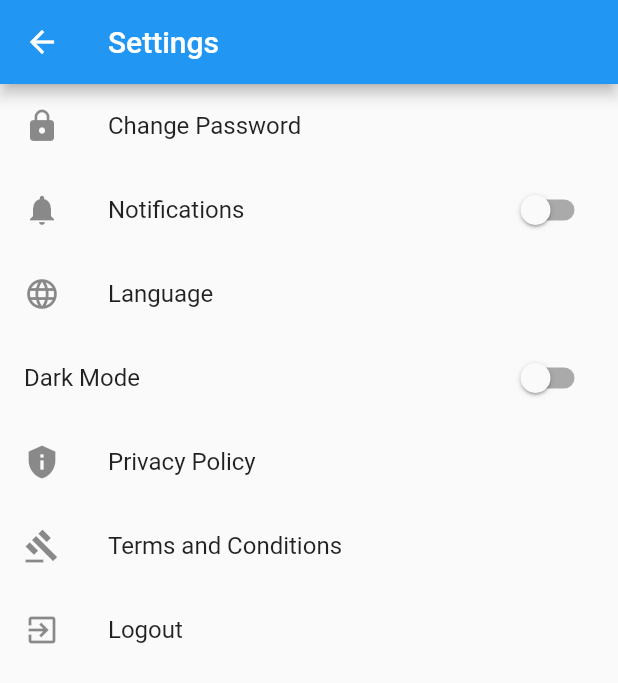
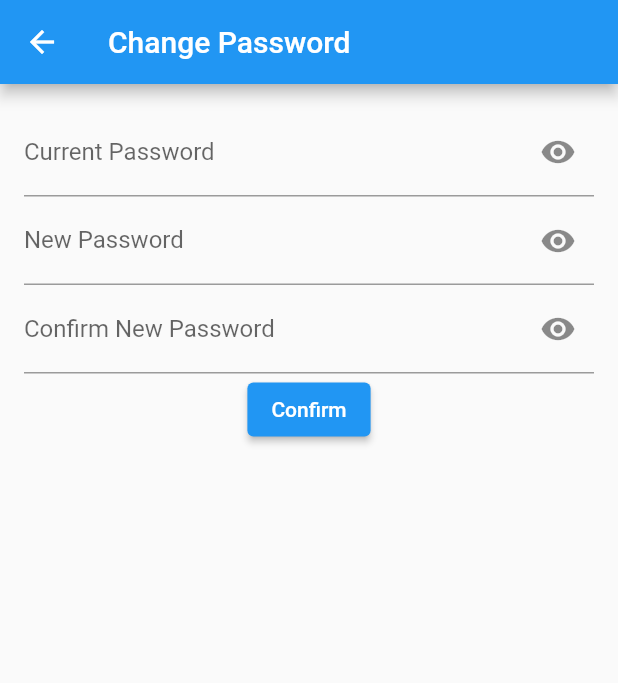
Before and after one commit to raees-wits/Praktyk, a Flutter app: the SettingsScreen screen opened directly, after a tap on "Change Password", on a phone screen of 412 x 824 dp. Shown: the top 683 px of the screen. Run offline on Flutter 3.47's test engine with Material 2 defaults, Android fonts, the phone set to English and light mode, and no system bars; our stand-ins replace bottom_navy_bar.

Commit message:
Change Password Settings Implemented

```diff
--- /dev/null
+++ b/lib/screens/profile_change_password_screen.dart
@@ -0,0 +1,108 @@
+import 'package:flutter/material.dart';
+
+class ChangePasswordScreen extends StatefulWidget {
+  final String currentPassword;
+
+  ChangePasswordScreen({required this.currentPassword});
+
+  @override
+  _ChangePasswordScreenState createState() => _ChangePasswordScreenState();
+}
+
+class _ChangePasswordScreenState extends State<ChangePasswordScreen> {
+  TextEditingController currentPasswordController = TextEditingController();
+  TextEditingController newPasswordController = TextEditingController();
+  TextEditingController confirmNewPasswordController = TextEditingController();
+
+  String accountCenterPassword = "password123"; // This should be fetched from AccountCenterScreen
+
+  bool obscureTextCurrent = true;
+  bool obscureTextNew = true;
+  bool obscureTextConfirm = true;
+
+  @override
+  Widget build(BuildContext context) {
+    return Scaffold(
+      appBar: AppBar(
+        title: Text('Change Password'),
+      ),
+      body: Padding(
+        padding: const EdgeInsets.all(16.0),
+        child: Form(
+          child: Column(
+            children: [
+              TextFormField(
+                controller: currentPasswordController,
+                decoration: InputDecoration(
+                  labelText: 'Current Password',
+                  suffixIcon: IconButton(
+                    icon: Icon(obscureTextCurrent ? Icons.visibility : Icons.visibility_off),
+                    onPressed: () {
+                      setState(() {
+                        obscureTextCurrent = !obscureTextCurrent;
+                      });
+                    },
+                  ),
+                ),
+                obscureText: obscureTextCurrent,
+              ),
+              TextFormField(
+                controller: newPasswordController,
+                decoration: InputDecoration(
+                  labelText: 'New Password',
+                  suffixIcon: IconButton(
+                    icon: Icon(obscureTextCurrent ? Icons.visibility : Icons.visibility_off),
+                    onPressed: () {
+                      setState(() {
+                        obscureTextCurrent = !obscureTextCurrent;
+                      });
+                    },
+                  ),
+                ),
+                obscureText: obscureTextCurrent,
+              ),
+              TextFormField(
+                controller: confirmNewPasswordController,
+                decoration: InputDecoration(
+                  labelText: 'Confirm New Password',
+                  suffixIcon: IconButton(
+                    icon: Icon(obscureTextCurrent ? Icons.visibility : Icons.visibility_off),
+                    onPressed: () {
+                      setState(() {
+                        obscureTextCurrent = !obscureTextCurrent;
+                      });
+                    },
+                  ),
+                ),
+                obscureText: obscureTextCurrent,
+              ),
+              ElevatedButton(
+                onPressed: () {
+                  if (currentPasswordController.text == accountCenterPassword &&
+                      newPasswordController.text == confirmNewPasswordController.text &&
+                      newPasswordController.text.isNotEmpty) {
+                    // Update the password in AccountCenterScreen
+                    ScaffoldMessenger.of(context).showSnackBar(
+                      SnackBar(
+                        content: Text('Success'),
+                        backgroundColor: Colors.green,
+                      ),
+                    );
+                  } else {
+                    ScaffoldMessenger.of(context).showSnackBar(
+                      SnackBar(
+                        content: Text('Failed'),
+                        backgroundColor: Colors.red,
+                      ),
+                    );
+                  }
+                },
+                child: Text('Confirm'),
+              ),
+            ],
+          ),
+        ),
+      ),
+    );
+  }
+}
--- a/lib/screens/profile_screen.dart
+++ b/lib/screens/profile_screen.dart
@@ -1,6 +1,6 @@
 import 'package:flutter/material.dart';
 import 'account_center_screen.dart';  // Replace with the actual path
-import 'settings_screen.dart';
+import 'profile_settings_screen.dart';
 
 class ProfileScreen extends StatefulWidget {
   const ProfileScreen({Key? key}) : super (key: key);
--- a/lib/screens/settings_screen.dart
+++ b/lib/screens/profile_settings_screen.dart
@@ -1,4 +1,5 @@
 import 'package:flutter/material.dart';
+import 'profile_change_password_screen.dart'; // Import the new screen
 
 class SettingsScreen extends StatefulWidget {
   @override
@@ -8,6 +9,7 @@ class SettingsScreen extends StatefulWidget {
 class _SettingsScreenState extends State<SettingsScreen> {
   bool isDarkMode = false;
   bool notify = false;
+  String accountCenterPassword = "initialPassword"; // Define it here or pass it as an argument
 
   @override
   Widget build(BuildContext context) {
@@ -20,8 +22,21 @@ class _SettingsScreenState extends State<SettingsScreen> {
           ListTile(
             title: Text('Change Password'),
             leading: Icon(Icons.lock),
-            onTap: () {
-              // Navigate to Change Password screen
+            onTap: () async {
+              final newPassword = await Navigator.push(
+                context,
+                MaterialPageRoute(
+                  builder: (context) => ChangePasswordScreen(
+                    currentPassword: accountCenterPassword,
+                  ),
+                ),
+              );
+              if (newPassword != null) {
+                // Update accountCenterPassword
+                setState(() {
+                  accountCenterPassword = newPassword;
+                });
+              }
             },
           ),
           ListTile(
```
Also changed, not shown: lib/screens/account_center_screen.dart (+62 -20 lines).
